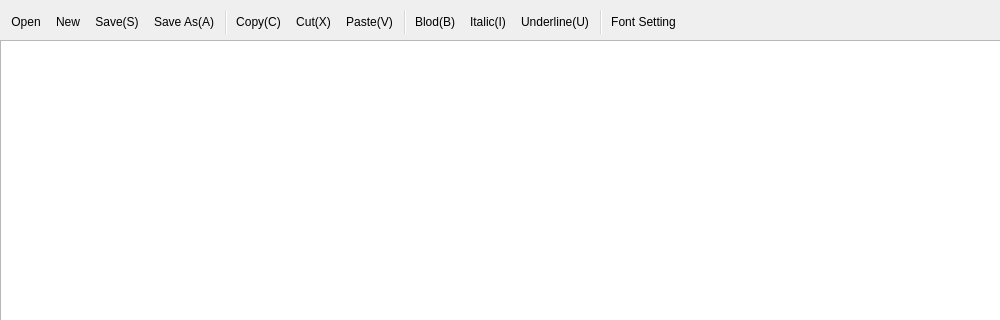
Qt form Code/PaperFriend/texteditor.ui (RomainPuech/Paper-Friend) before a commit; both pictures show x 0 to 1000 and y 0 to 320 of the 1000 by 800 pixel window.
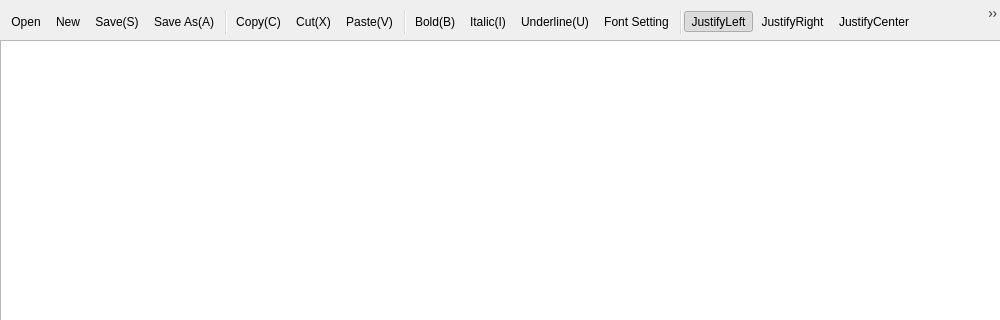
The same form after that commit. Icons and pictures are not drawn. Custom widgets are drawn as their Qt base class.

Commit message: update left and right justify

```diff
--- a/Code/PaperFriend/texteditor.ui
+++ b/Code/PaperFriend/texteditor.ui
@@ -48,8 +48,12 @@
    <addaction name="action_Bold"/>
    <addaction name="action_Italic"/>
    <addaction name="action_Underline"/>
-   <addaction name="separator"/>
    <addaction name="action_Font"/>
+   <addaction name="separator"/>
+   <addaction name="action_Left"/>
+   <addaction name="action_Right"/>
+   <addaction name="action_Center"/>
+   <addaction name="action_Just"/>
   </widget>
   <widget class="Edit" name="textEdit">
    <property name="geometry">
@@ -208,7 +212,10 @@
      <normaloff>:/pictures/rsc/bold.png</normaloff>:/pictures/rsc/bold.png</iconset>
    </property>
    <property name="text">
-    <string>Blod(&amp;B)</string>
+    <string>Bold(&amp;B)</string>
+   </property>
+   <property name="toolTip">
+    <string>Bold(B)</string>
    </property>
    <property name="shortcut">
     <string>Ctrl+B</string>
```
Left out of the diff: 16 changed lines with no effect on the pictures. The commit also changes 2 other files.
